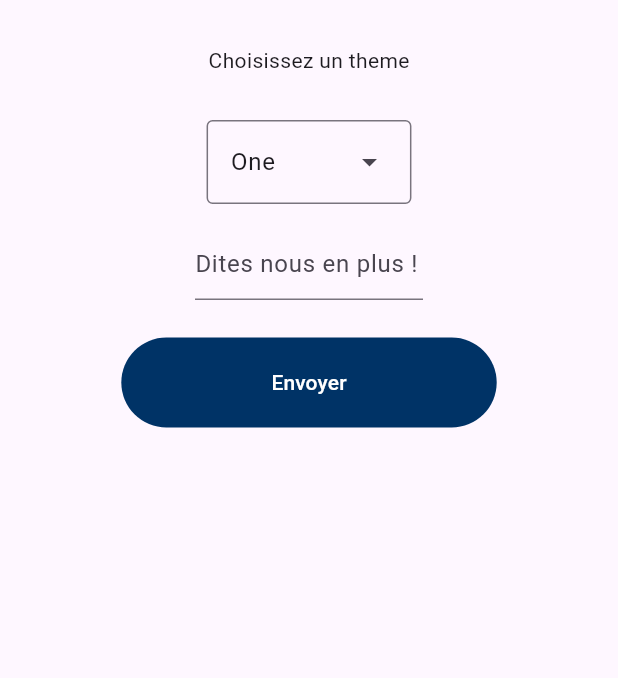
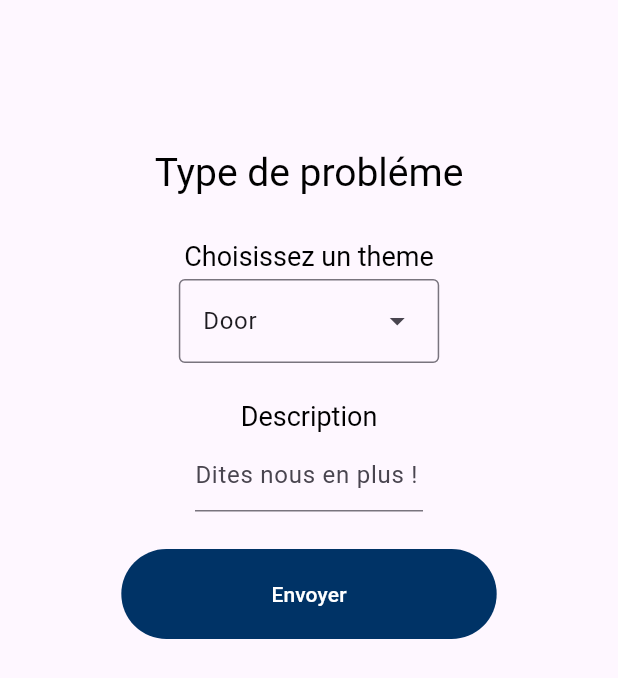
Before and after one commit to AlbertMcAvoy/sesame, a Flutter app: the ReportToiletteForm widget shown alone on an empty page, opened directly, after a tap on "Envoyer", on a phone screen of 412 x 824 dp. Shown: the top 678 px of the screen. Run offline on Flutter 3.47's test engine with Material 3 defaults, Android fonts, the phone set to English and light mode, and no system bars; our stand-ins replace google_sign_in, localstorage; missing offline and left inert: dart:html, google_sign_in_web; network calls fail.

Commit message:
[ADD] Envoie des reports au back

```diff
--- a/frontend/lib/main.dart
+++ b/frontend/lib/main.dart
@@ -9,6 +9,7 @@ import 'dart:convert';
 import 'src/sign_in_button.dart';
 import 'layout.dart';
 import 'pages/returnOk.dart';
+import 'pages/report.dart';
 import 'package:localstorage/localstorage.dart';
 
 /// The scopes required by this application.
@@ -151,7 +152,6 @@ class _SignInSesameState extends State<SignInSesame> {
   Future<void> _handleSignOut() => _googleSignIn.disconnect();
 
   createUser(String email) async {
-    print(email);
     final response = await http.post(
       Uri.parse('http://localhost:8080/auth'),
       headers: <String, String>{
@@ -161,7 +161,6 @@ class _SignInSesameState extends State<SignInSesame> {
         'mail': email,
       }),
     );
-    print(jsonDecode(response.body));
     if (response.statusCode == 200) {
     // If the server did return a 201 CREATED response,
     // then parse the JSON.
@@ -182,7 +181,8 @@ class _SignInSesameState extends State<SignInSesame> {
       }
 
       return MaterialApp(routes: {
-        '/': (context) => Layout(),
+        '/': (context) => ReportToilette(),
+        // '/': (context) => Layout(),
         '/returnOk': (context) => ReturnOk(),
       }, initialRoute: '/');
       // The user is Authenticated
--- a/frontend/lib/pages/report.dart
+++ b/frontend/lib/pages/report.dart
@@ -1,7 +1,15 @@
 import 'package:flutter/material.dart';
+import 'package:http/http.dart' as http;
+import 'dart:convert';
+import 'package:localstorage/localstorage.dart';
 
-const List<String> list = <String>['One', 'Two', 'Three', 'Four'];
-
+const List<String> list = <String>[
+  'Door',
+  'Toilet',
+  'Supply',
+  'Cleanliness',
+  'Other'
+];
 void main() => runApp(const ReportToilette());
 
 class ReportToilette extends StatelessWidget {
@@ -9,7 +17,7 @@ class ReportToilette extends StatelessWidget {
 
   @override
   Widget build(BuildContext context) {
-    return ReportToiletteForm();
+    return const ReportToiletteForm();
   }
 }
 
@@ -22,15 +30,31 @@ class ReportToiletteForm extends StatefulWidget {
 
 class _ReportToiletteFormState extends State<ReportToiletteForm> {
   String dropdownValue = list.first;
-
+  String commentaire = "";
   @override
   Widget build(BuildContext context) {
     return Form(
       child: Column(
         children: <Widget>[
-          Padding(
-            padding: EdgeInsets.all(30.0),
-            child: Text('Choisissez un theme'),
+          const Padding(
+            padding: EdgeInsets.fromLTRB(0, 100, 0, 5),
+            child: DefaultTextStyle(
+              style: TextStyle(
+                color: Colors.black,
+                fontSize: 26,
+              ),
+              child: Text('Type de probléme'),
+            ),
+          ),
+          const Padding(
+            padding: EdgeInsets.fromLTRB(0, 25, 0, 5),
+            child: DefaultTextStyle(
+              style: TextStyle(
+                color: Colors.black,
+                fontSize: 18,
+              ),
+              child: Text('Choisissez un theme'),
+            ),
           ),
           DropdownMenu<String>(
             initialSelection: list.first,
@@ -45,9 +69,19 @@ class _ReportToiletteFormState extends State<ReportToiletteForm> {
               return DropdownMenuEntry<String>(value: value, label: value);
             }).toList(),
           ),
+          const Padding(
+            padding: EdgeInsets.fromLTRB(0, 25, 0, 5),
+            child: DefaultTextStyle(
+              style: TextStyle(color: Colors.black, fontSize: 18),
+              child: Text('Description'),
+            ),
+          ),
           Padding(
-            padding: EdgeInsets.fromLTRB(130, 16, 130, 25),
+            padding: const EdgeInsets.fromLTRB(130, 0, 130, 25),
             child: TextFormField(
+              onChanged: (value) {
+                commentaire = value;
+              },
               decoration: const InputDecoration(
                 hintText: 'Dites nous en plus !',
               ),
@@ -65,15 +99,46 @@ class _ReportToiletteFormState extends State<ReportToiletteForm> {
               backgroundColor:
                   MaterialStateProperty.all<Color>(Color(0xff003366)),
               padding: MaterialStateProperty.all(
-                  EdgeInsets.fromLTRB(100, 20, 100, 20)),
+                  const EdgeInsets.fromLTRB(100, 20, 100, 20)),
             ),
             onPressed: () {
-               Navigator.pushNamed(context, '/returnOk');
+              reportToilette(context, 1, dropdownValue, "Todo", commentaire);
             },
-            child: Text('Envoyer'),
+            child: const Text('Envoyer'),
           )
         ],
       ),
     );
   }
 }
+
+Future<void> reportToilette(
+    context, water_closet_id, topic, state, comment) async {
+  var date = DateTime.now().toIso8601String();
+  final response = await http.post(
+    Uri.parse('http://localhost:8080/reports${localStorage.getItem('auth')}'),
+    headers: <String, String>{
+      'Content-Type': 'application/json; charset=UTF-8',
+    },
+    body: jsonEncode(<String, Object>{
+      'water_closet_id': water_closet_id,
+      'datetime': date,
+      'state': state,
+      'topic': topic,
+      'comment': comment
+    }),
+  );
+  if (response.statusCode == 201) {
+    // If the server did return a 201 CREATED response,
+    // then parse the JSON.
+    print(jsonDecode(response.body));
+    Navigator.pushNamed(context, '/returnOk');
+
+    return;
+  } else {
+    // If the server did not return a 201 CREATED response,
+    // then throw an exception.
+    print("erreur");
+    throw Exception('Failed to create report.');
+  }
+}
```
